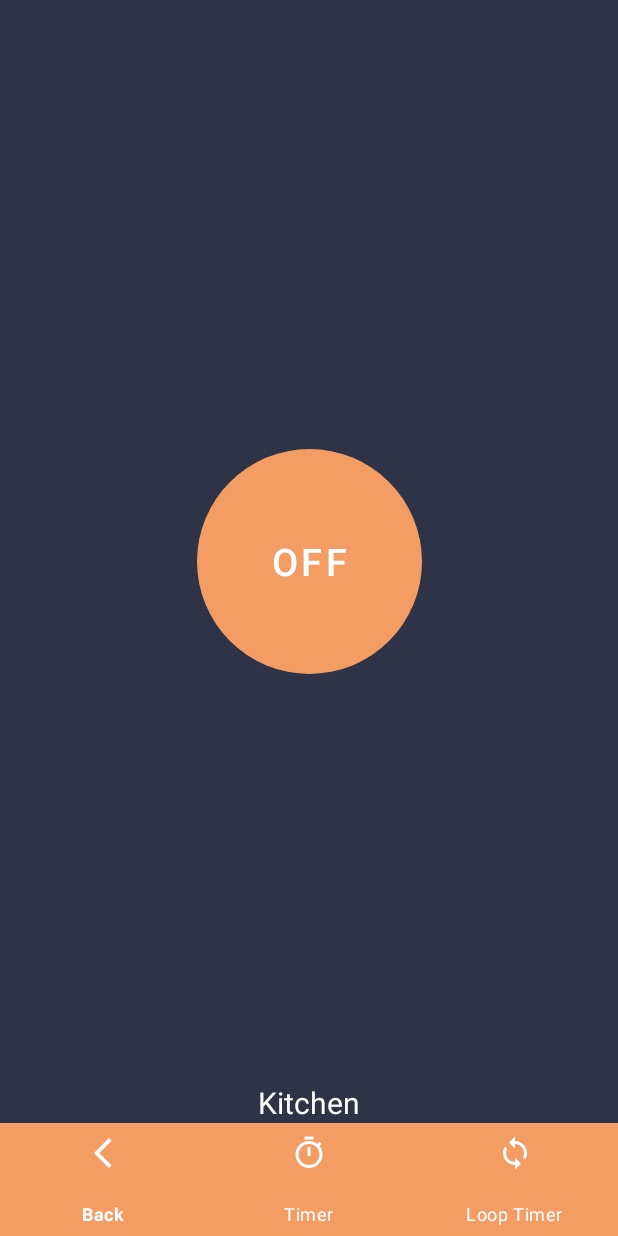
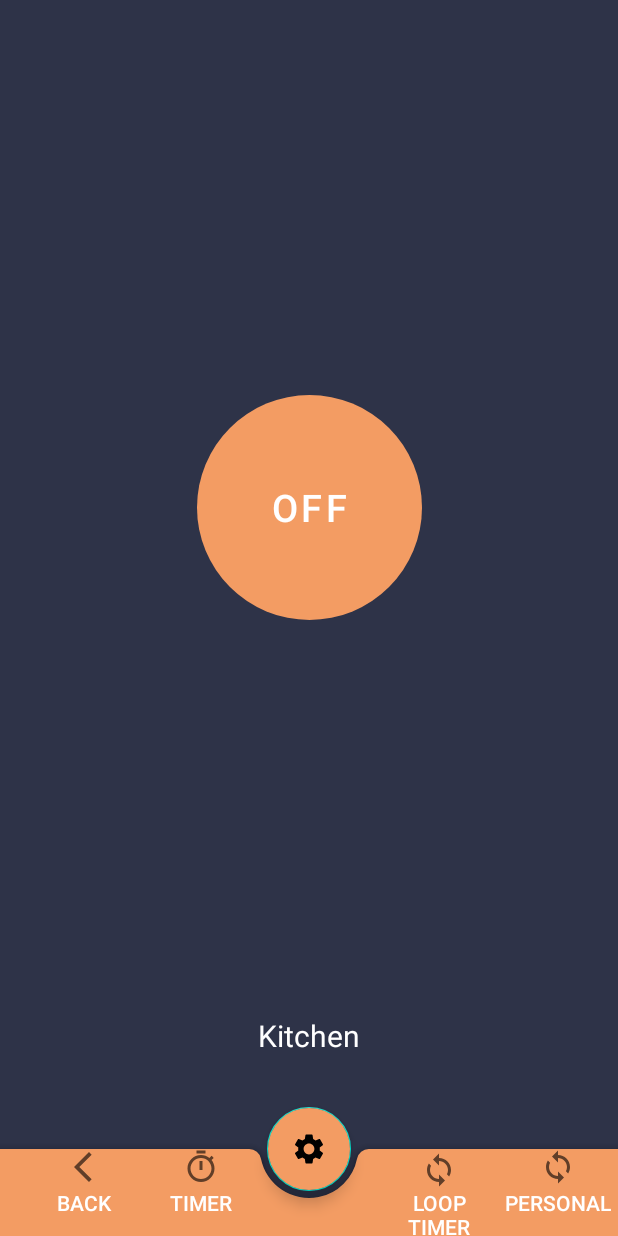
Before and after one commit to TaronSargsyan123/smart_home_android_app, an Android app: the screen it shows after launch (OnOffRelayActivity), after a tap on "OFF", on a phone screen of 412 x 824 dp. Run offline under Robolectric (Android 15) with nearby library versions, the phone set to English and light mode, and no system bars; 2 other taps on this screen came first.

Commit message:
change bottom app bar

```diff
--- a/app/src/main/java/com/example/arduinoonoffremout/CreateDeviceActivity.java
+++ b/app/src/main/java/com/example/arduinoonoffremout/CreateDeviceActivity.java
@@ -14,9 +14,13 @@
 
 import com.example.arduinoonoffremout.components.OnOffButton;
 
+import java.lang.reflect.Array;
+import java.util.ArrayList;
+
 public class CreateDeviceActivity extends AppCompatActivity {
     private TextView back;
     private Button createButton;
+
 
     private EditText nameEditText;
     private EditText hostEditText;
--- a/app/src/main/java/com/example/arduinoonoffremout/MainActivity.java
+++ b/app/src/main/java/com/example/arduinoonoffremout/MainActivity.java
@@ -10,22 +10,22 @@
 import android.app.Activity;
 import android.content.Context;
 import android.content.Intent;
-import android.graphics.Color;
 import android.os.Build;
 import android.os.Bundle;
-import android.util.Log;
 import android.view.View;
 import android.widget.Button;
 import android.widget.LinearLayout;
+import android.widget.Toast;
 
 import com.example.arduinoonoffremout.components.OnOffButton;
+
+import java.util.ArrayList;
 
 public class MainActivity extends AppCompatActivity {
     private Button addDevice;
     public LinearLayout layout;
-
-    static final String AGE_KEY = "AGE";
     static final String ACCESS_MESSAGE="ACCESS_MESSAGE";
+    private ArrayList<Object> widgetsArray = new ArrayList<>();
 
 
     ActivityResultLauncher<Intent> mStartForResult = registerForActivityResult(new ActivityResultContracts.StartActivityForResult(),
@@ -39,10 +39,14 @@
                         Intent intent = result.getData();
                         String accessMessage = intent.getStringExtra(ACCESS_MESSAGE);
                         String[] arrOfStr = accessMessage.split("/%");
-                        addRelay(arrOfStr[1], arrOfStr[0]);
+                        addSingleChannelRelayFirstVersion(arrOfStr[1], arrOfStr[0]);
                     }
                     else{
-                        Log.i("aAAAAA","Ошибка доступа");
+                        Context context = getApplicationContext();
+                        CharSequence text = "Fail";
+                        int duration = Toast.LENGTH_SHORT;
+                        Toast toast = Toast.makeText(context, text, duration);
+                        toast.show();
                     }
                 }
             });
@@ -56,8 +60,8 @@
         addDevice = (Button) findViewById(R.id.addDeviceMain);
         layout  = (LinearLayout) findViewById(R.id.mainActivityLayout);
 
-        addRelay("Kitchen", "192.168.1.12");
-        addRelay("Main hall", "192.168.1.12");
+        addSingleChannelRelayFirstVersion("Kitchen", "192.168.1.12");
+        addSingleChannelRelayFirstVersion("Main hall", "192.168.1.12");
 
         addDevice.setOnClickListener(new View.OnClickListener() {
             @Override
@@ -69,15 +73,15 @@
 
     }
 
-    private void startActivityForResult(Intent switchActivityIntent) {
-    }
 
 
     @RequiresApi(api = Build.VERSION_CODES.M)
-    public void addRelay(String name, String host){
+    public void addSingleChannelRelayFirstVersion(String name, String host){
         OnOffButton onOffButton = new OnOffButton(this);
         onOffButton.configNameAndHost(name, host);
+        widgetsArray.add(onOffButton.getInfo());
         layout.addView(onOffButton);
+
     }
 
 
--- a/app/src/main/java/com/example/arduinoonoffremout/OnOffRelayActivity.java
+++ b/app/src/main/java/com/example/arduinoonoffremout/OnOffRelayActivity.java
@@ -3,9 +3,12 @@
 import androidx.appcompat.app.AppCompatActivity;
 
 import android.content.Intent;
+import android.graphics.Color;
 import android.os.Bundle;
 
 import java.io.*;
+import java.util.List;
+
 import androidx.appcompat.app.AppCompatActivity;
 import androidx.annotation.NonNull;
 import com.google.android.material.bottomnavigation.BottomNavigationView;
@@ -18,21 +21,25 @@
 
 
 import com.google.android.material.bottomnavigation.BottomNavigationView;
+import com.google.android.material.floatingactionbutton.FloatingActionButton;
 
 public class OnOffRelayActivity extends AppCompatActivity {
-    private BottomNavigationView bottomNavigationView;
     private String name;
     private String host;
     private TextView nameTextView;
     private Boolean stage;
     private Button button;
     private Network network;
+    private TextView back;
+    private FloatingActionButton settings;
+
     @Override
     protected void onCreate(Bundle savedInstanceState) {
         super.onCreate(savedInstanceState);
         setContentView(R.layout.activity_on_off_relay);
         button = (Button) findViewById(R.id.mainButton);
-        bottomNavigationView = (BottomNavigationView) findViewById(R.id.bottomNavigationView);
+        back = findViewById(R.id.backToMainActivityOnOffRelay);
+        settings = findViewById(R.id.settingsOnOffRelay);
         nameTextView = (TextView) findViewById(R.id.relayNameTextViewFromSelfActivity);
 
         if (savedInstanceState == null) {
@@ -57,23 +64,24 @@
 
 
         init();
-        bottomNavigationView.setOnItemSelectedListener(item -> {
 
-         switch (item.getItemId()){
-             case R.id.backToMainActivity:
-                 back();
-             case R.id.timer:
-                 timer();
-             case R.id.loopTimer:
-                 loopTimer();
-         }
-            return false;
-        });
 
         button.setOnClickListener(new View.OnClickListener() {
             @Override
             public void onClick(View view) {
                 buttonClick();
+            }
+        });
+        back.setOnClickListener(new View.OnClickListener() {
+            @Override
+            public void onClick(View view) {
+                back();
+            }
+        });
+        settings.setOnClickListener(new View.OnClickListener() {
+            @Override
+            public void onClick(View view) {
+
             }
         });
     }
@@ -85,6 +93,7 @@
         }else if (stage.equals(false)){
             button.setText(getResources().getString(R.string.on));
         }
+
     }
 
     private void buttonClick(){
@@ -114,6 +123,8 @@
 
     private void loopTimer(){}
 
+
+
     private void sendFromMain(Boolean flag){
         Thread threadOn = new Thread(new Runnable() {
 
--- a/app/src/main/java/com/example/arduinoonoffremout/components/OnOffButton.java
+++ b/app/src/main/java/com/example/arduinoonoffremout/components/OnOffButton.java
@@ -32,6 +32,7 @@
     private String host;
     private TextView nameTextView;
     private String stage;
+    private String[] info;
 
 
 
@@ -80,6 +81,7 @@
 
 
     private void init(){
+        info = new String[]{name, host};
         textView = (TextView) findViewById(R.id.onOffRelayTextView);
         background = (LinearLayout) findViewById(R.id.onOffRelayBackground);
         nameTextView = (TextView) findViewById(R.id.relayNameTextView);
@@ -162,6 +164,18 @@
         setNameTextView(this.name);
     }
 
+    private String getName(){
+        return name;
+    }
+
+    private String getHost(){
+        return host;
+    }
+
+    public String[] getInfo(){
+        return info;
+    }
+
 
 
 }
--- /dev/null
+++ b/app/src/main/res/drawable/ic_baseline_settings_24.xml
@@ -0,0 +1,10 @@
+<vector xmlns:android="http://schemas.android.com/apk/res/android"
+    android:width="24dp"
+    android:height="24dp"
+    android:viewportWidth="24"
+    android:viewportHeight="24"
+    android:tint="?attr/colorControlNormal">
+  <path
+      android:fillColor="@android:color/white"
+      android:pathData="M19.14,12.94c0.04,-0.3 0.06,-0.61 0.06,-0.94c0,-0.32 -0.02,-0.64 -0.07,-0.94l2.03,-1.58c0.18,-0.14 0.23,-0.41 0.12,-0.61l-1.92,-3.32c-0.12,-0.22 -0.37,-0.29 -0.59,-0.22l-2.39,0.96c-0.5,-0.38 -1.03,-0.7 -1.62,-0.94L14.4,2.81c-0.04,-0.24 -0.24,-0.41 -0.48,-0.41h-3.84c-0.24,0 -0.43,0.17 -0.47,0.41L9.25,5.35C8.66,5.59 8.12,5.92 7.63,6.29L5.24,5.33c-0.22,-0.08 -0.47,0 -0.59,0.22L2.74,8.87C2.62,9.08 2.66,9.34 2.86,9.48l2.03,1.58C4.84,11.36 4.8,11.69 4.8,12s0.02,0.64 0.07,0.94l-2.03,1.58c-0.18,0.14 -0.23,0.41 -0.12,0.61l1.92,3.32c0.12,0.22 0.37,0.29 0.59,0.22l2.39,-0.96c0.5,0.38 1.03,0.7 1.62,0.94l0.36,2.54c0.05,0.24 0.24,0.41 0.48,0.41h3.84c0.24,0 0.44,-0.17 0.47,-0.41l0.36,-2.54c0.59,-0.24 1.13,-0.56 1.62,-0.94l2.39,0.96c0.22,0.08 0.47,0 0.59,-0.22l1.92,-3.32c0.12,-0.22 0.07,-0.47 -0.12,-0.61L19.14,12.94zM12,15.6c-1.98,0 -3.6,-1.62 -3.6,-3.6s1.62,-3.6 3.6,-3.6s3.6,1.62 3.6,3.6S13.98,15.6 12,15.6z"/>
+</vector>
--- a/app/src/main/res/layout/activity_on_off_relay.xml
+++ b/app/src/main/res/layout/activity_on_off_relay.xml
@@ -12,12 +12,12 @@
         android:layout_width="wrap_content"
         android:layout_height="wrap_content"
 
-        app:layout_constraintBottom_toTopOf="@+id/bottomNavigationView"
+
+        app:layout_constraintBottom_toTopOf="@+id/relayNameTextViewFromSelfActivity"
         app:layout_constraintEnd_toEndOf="parent"
         app:layout_constraintHorizontal_bias="0.5"
         app:layout_constraintStart_toStartOf="parent"
-        app:layout_constraintTop_toTopOf="parent"
-        >
+        app:layout_constraintTop_toTopOf="parent">
 
         <Button
             android:id="@+id/mainButton"
@@ -28,38 +28,136 @@
             android:background="@drawable/shape_round_button"
             android:padding="5dp"
             android:text="@string/on"
+            android:textColor="@color/white"
             android:textSize="25sp"
-            android:textColor="@color/white"
             tools:ignore="SpeakableTextPresentCheck" />
 
 
     </FrameLayout>
+
 
     <TextView
         android:id="@+id/relayNameTextViewFromSelfActivity"
         android:layout_width="wrap_content"
         android:layout_height="wrap_content"
         android:text=""
+        android:textColor="@color/white"
+
         android:textSize="20sp"
-        app:layout_constraintBottom_toTopOf="@+id/bottomNavigationView"
+        app:layout_constraintBottom_toTopOf="@+id/coordinatorLayout2"
         app:layout_constraintEnd_toEndOf="parent"
-        app:layout_constraintStart_toStartOf="parent"
-        app:layout_constraintVertical_bias="0.0"
-        android:textColor="@color/white"/>
 
-    <com.google.android.material.bottomnavigation.BottomNavigationView
-        android:id="@+id/bottomNavigationView"
+        app:layout_constraintStart_toStartOf="parent" />
+
+    <androidx.coordinatorlayout.widget.CoordinatorLayout
+        android:id="@+id/coordinatorLayout2"
         android:layout_width="match_parent"
-        android:layout_height="75dp"
-        android:background="@color/orange"
-        app:itemTextColor="@color/white"
-        app:itemRippleColor="@color/white"
-        app:layout_constraintBottom_toBottomOf="parent"
-        app:layout_constraintEnd_toEndOf="parent"
-        app:layout_constraintHorizontal_bias="0.0"
-        app:layout_constraintStart_toStartOf="parent"
-        app:menu="@menu/bottom_nav_menu"
-        app:itemIconTint="@color/white"
-        />
+        android:layout_height="120dp"
+        android:layout_gravity="bottom"
+        app:layout_constraintBottom_toBottomOf="parent">
+
+        <com.google.android.material.floatingactionbutton.FloatingActionButton
+            android:id="@+id/settingsOnOffRelay"
+
+            android:layout_width="wrap_content"
+            android:layout_height="wrap_content"
+            android:clickable="true"
+            android:focusable="true"
+            android:src="@drawable/ic_baseline_settings_24"
+            app:layout_anchor="@id/bar"
+            tools:ignore="SpeakableTextPresentCheck"
+            android:backgroundTint="@color/orange"
+            />
+
+        <com.google.android.material.bottomappbar.BottomAppBar
+            android:id="@+id/bar"
+            android:layout_width="match_parent"
+            android:layout_height="58dp"
+            android:layout_gravity="bottom"
+            android:backgroundTint="@color/orange">
+
+            <LinearLayout
+                android:layout_width="match_parent"
+                android:layout_height="wrap_content"
+                android:orientation="horizontal">
+
+                <TextView
+                    android:id="@+id/backToMainActivityOnOffRelay"
+                    style="?android:attr/borderlessButtonStyle"
+                    android:layout_width="0dp"
+                    android:layout_height="wrap_content"
+                    android:layout_weight="1"
+                    android:background="?android:attr/selectableItemBackground"
+                    android:drawableTop="@drawable/ic_baseline_arrow_back_ios_new_24"
+                    android:gravity="center"
+                    android:orientation="vertical"
+                    android:text="@string/back"
+                    android:textColor="#FFFFFF">
+
+                </TextView>
+
+                <TextView
+                    android:id="@+id/timerOnOffRelay"
+                    style="?android:attr/borderlessButtonStyle"
+                    android:layout_width="0dp"
+                    android:layout_height="wrap_content"
+                    android:layout_weight="1"
+                    android:background="?android:attr/selectableItemBackground"
+                    android:drawableTop="@drawable/ic_baseline_timer_24"
+                    android:gravity="center"
+                    android:orientation="vertical"
+                    android:text="@string/timer"
+                    android:textColor="#FFFFFF">
+
+                </TextView>
+
+                <TextView
+                    style="?android:attr/borderlessButtonStyle"
+                    android:layout_width="0dp"
+                    android:layout_height="wrap_content"
+                    android:layout_weight="1"
+                    android:background="?android:attr/selectableItemBackground"
+                    android:drawableTop="@drawable/ic_baseline_loop_24"
+                    android:gravity="center"
+                    android:orientation="vertical"
+                    android:textColor="#FFFFFF"
+                    android:visibility="invisible">
+
+                </TextView>
+
+                <TextView
+                    android:id="@+id/loopTimerOnOffRelay"
+                    style="?android:attr/borderlessButtonStyle"
+                    android:layout_width="0dp"
+                    android:layout_height="wrap_content"
+                    android:layout_weight="1"
+                    android:background="?android:attr/selectableItemBackground"
+                    android:drawableTop="@drawable/ic_baseline_loop_24"
+                    android:gravity="center"
+                    android:orientation="vertical"
+                    android:text="@string/loop"
+                    android:textColor="#FFFFFF">
+
+                </TextView>
+
+                <TextView
+                    style="?android:attr/borderlessButtonStyle"
+                    android:layout_width="0dp"
+                    android:layout_height="wrap_content"
+                    android:layout_weight="1"
+                    android:background="?android:attr/selectableItemBackground"
+                    android:drawableTop="@drawable/ic_baseline_loop_24"
+                    android:gravity="center"
+                    android:orientation="vertical"
+                    android:text="Personal"
+                    android:textColor="#FFFFFF">
+
+                </TextView>
+
+            </LinearLayout>
+
+        </com.google.android.material.bottomappbar.BottomAppBar>
+
+    </androidx.coordinatorlayout.widget.CoordinatorLayout>
 
 </androidx.constraintlayout.widget.ConstraintLayout>
```
